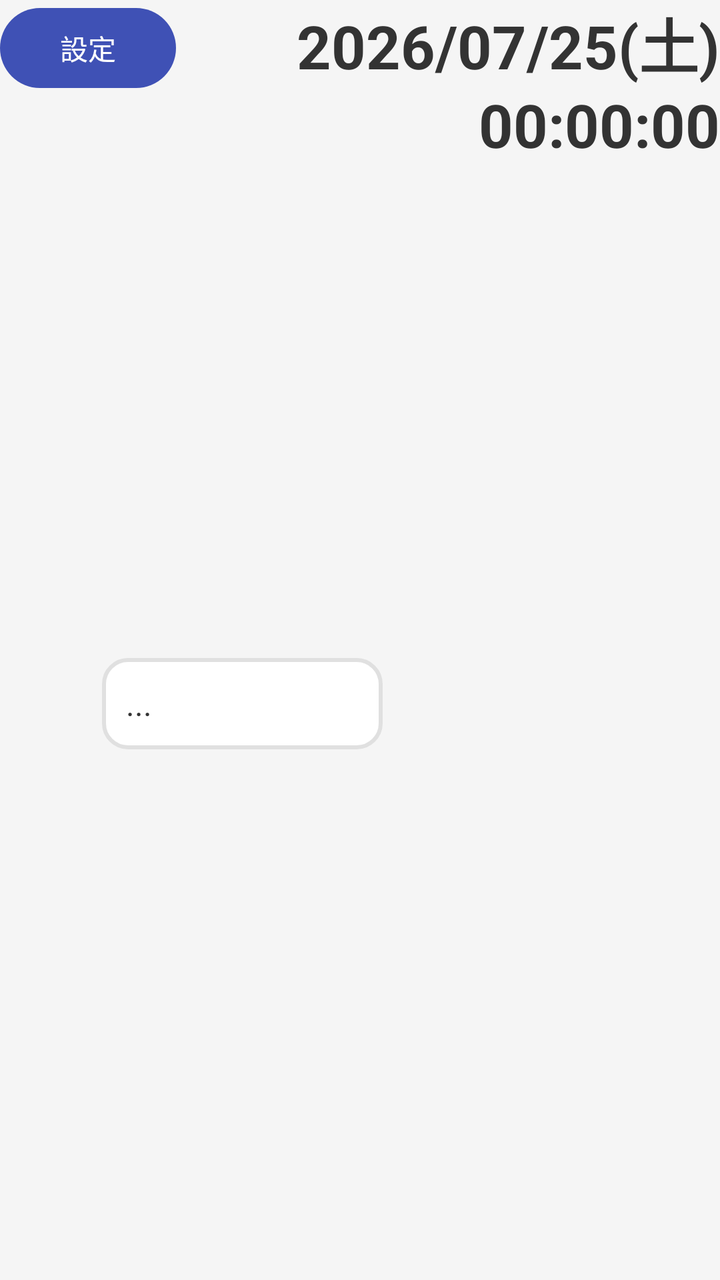
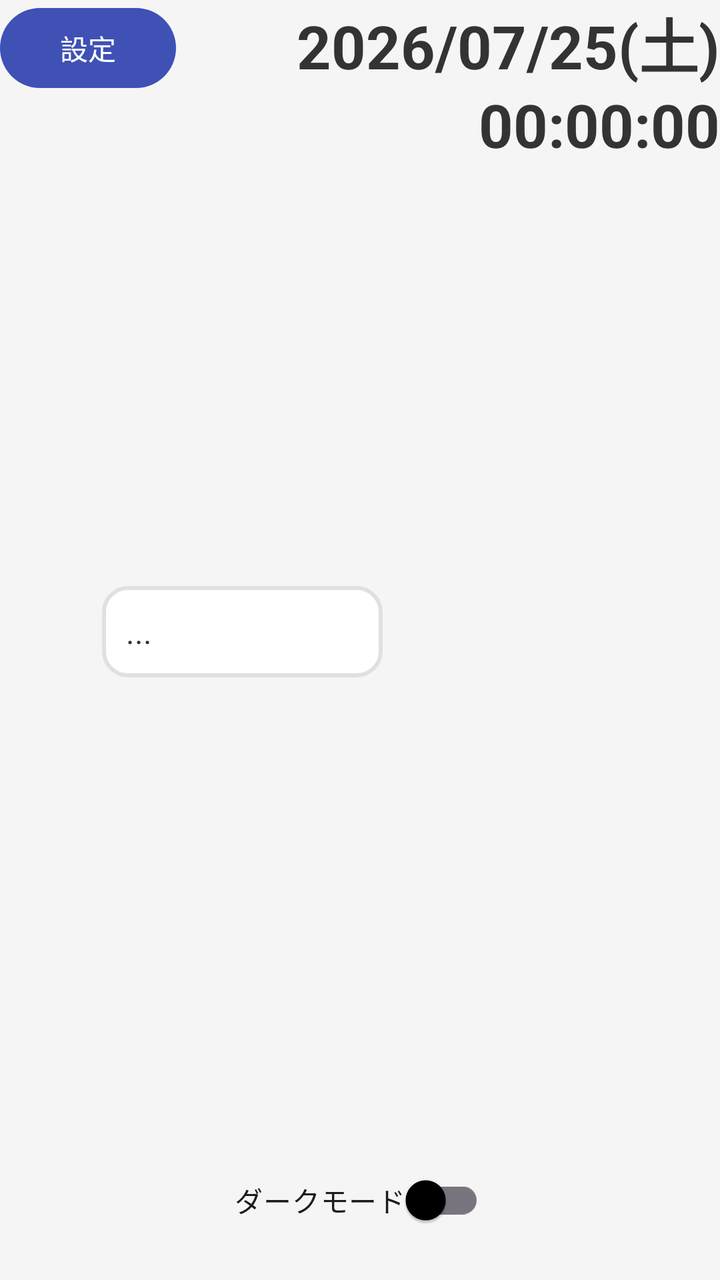

An Android layout rendered at two revisions. The XML below is the earlier revision; the diff shows what the commit changed to produce the second picture.
<!-- AndroidManifest.xml: activity theme Theme.Homemascot.NoActionBar -->
<!-- res/layout/activity_clock.xml -->
<?xml version="1.0" encoding="utf-8"?>
<FrameLayout xmlns:android="http://schemas.android.com/apk/res/android"
    android:id="@+id/root_layout"
    android:layout_width="match_parent"
    android:layout_height="match_parent"
    android:background="#F5F5F5">

    
    <Button
        android:id="@+id/button_settings"
        android:layout_width="wrap_content"
        android:layout_height="wrap_content"
        android:layout_gravity="top|start"
        android:text="設定" />

    
    <TextView
        android:id="@+id/text_clock"
        android:layout_width="wrap_content"
        android:layout_height="wrap_content"
        android:layout_gravity="top|end"
        android:gravity="end"
        android:lineSpacingExtra="3dp"
        android:text="2026/07/25(土)\n00:00:00"
        android:textColor="#333333"
        android:textSize="30sp"
        android:textStyle="bold" />

    
    <LinearLayout
        android:id="@+id/character_area"
        android:layout_width="match_parent"
        android:layout_height="match_parent"
        android:layout_marginTop="88dp"
        android:gravity="center_vertical"
        android:orientation="horizontal"
        android:paddingStart="16dp"
        android:paddingEnd="16dp"
        android:paddingBottom="24dp">

        
        <View
            android:layout_width="0dp"
            android:layout_height="0dp"
            android:layout_weight="1" />

        
        <TextView
            android:id="@+id/widget_speech_compact"
            android:layout_width="0dp"
            android:layout_height="wrap_content"
            android:layout_gravity="center_vertical"
            android:layout_marginEnd="12dp"
            android:layout_weight="4"
            android:background="@drawable/speech_bubble_bg"
            android:padding="12dp"
            android:text="..."
            android:textColor="#333333"
            android:textSize="16sp" />

        
        <ImageView
            android:id="@+id/widget_character_image_compact"
            android:layout_width="0dp"
            android:layout_height="match_parent"
            android:layout_weight="4"
            android:adjustViewBounds="true"
            android:contentDescription="キャラクター画像"
            android:scaleType="fitCenter" />
    </LinearLayout>

</FrameLayout>
<!-- resources referenced by this layout -->
<resources>
  <!-- drawable speech_bubble_bg (drawable) -->
  <?xml version="1.0" encoding="utf-8"?>
  <shape xmlns:android="http://schemas.android.com/apk/res/android">
      <solid android:color="#FFFFFF" />
      <corners android:radius="12dp" />
      <stroke
          android:width="2dp"
          android:color="#E0E0E0" />
      <padding
          android:left="4dp"
          android:top="4dp"
          android:right="4dp"
          android:bottom="4dp" />
  </shape>
  <style name="Theme.Homemascot.NoActionBar" parent="Theme.Material3.Light.NoActionBar">
          <item name="colorPrimary">#3f51b5</item>
          <item name="colorOnPrimary">#FFFFFF</item>
          <item name="colorSurface">#f5f5f5</item>
          <item name="colorOnSurface">#000000</item>
          <item name="colorOnSurfaceVariant">#666666</item>
      </style>
</resources>

<!-- the commit's change to res/layout/activity_clock.xml (unified diff, before → after) -->
@@ -12,6 +12,16 @@
         android:layout_height="wrap_content"
         android:layout_gravity="top|start"
         android:text="設定" />
+
+    
+    <com.google.android.material.switchmaterial.SwitchMaterial
+        android:id="@+id/switch_dark_mode"
+        android:layout_width="wrap_content"
+        android:layout_height="wrap_content"
+        android:layout_gravity="bottom|center_horizontal"
+        android:layout_marginBottom="16dp"
+        android:contentDescription="時計画面のダークモードを切り替え"
+        android:text="ダークモード" />
 
     
     <TextView
@@ -31,6 +41,7 @@
         android:id="@+id/character_area"
         android:layout_width="match_parent"
         android:layout_height="match_parent"
+        android:layout_marginBottom="72dp"
         android:layout_marginTop="88dp"
         android:gravity="center_vertical"
         android:orientation="horizontal"
